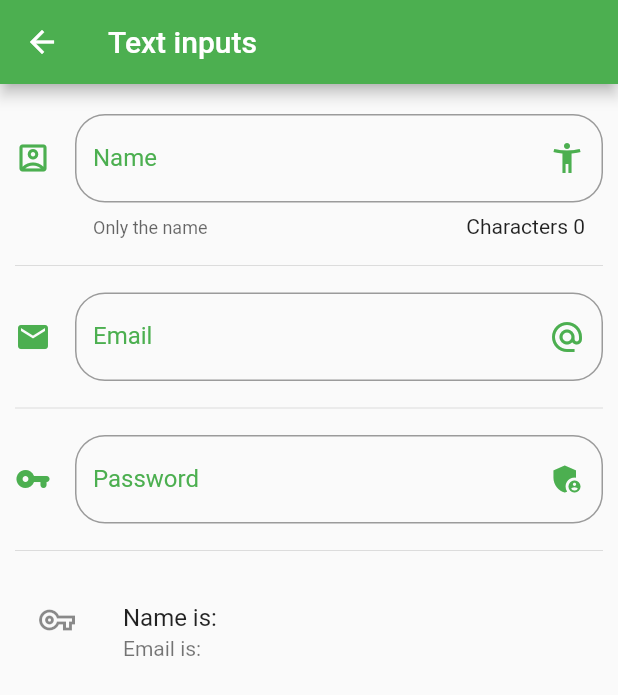
After one commit to Jhonsebas77/udemy-flutter-components, a Flutter app: the InputsPage screen opened by its route, on a phone screen of 412 x 824 dp. The commit adds this screen. Shown: the top 695 px of the screen. Run offline on Flutter 3.47's test engine with Material 2 defaults, Android fonts, the phone set to English and light mode, and no system bars.

Commit message:
Create Text Input Screen with many type of input fields

```diff
--- a/Assets/json/menu_opts.json
+++ b/Assets/json/menu_opts.json
@@ -20,6 +20,11 @@
             "ruta" : "animated",
             "icon" : "play_circle_fill",
             "texto": "Animated container"
+        },
+        {
+            "ruta" : "inputs",
+            "icon" : "input",
+            "texto": "Inputs"
         }
     ]
 }
--- /dev/null
+++ b/lib/src/pages/inputs_page/inputs_page.dart
@@ -0,0 +1,101 @@
+import 'package:flutter/material.dart';
+import 'package:flutter_components_udemy/src/pages/inputs_page/widgets/input_email_field.dart';
+import 'package:flutter_components_udemy/src/pages/inputs_page/widgets/input_field.dart';
+import 'package:flutter_components_udemy/src/pages/inputs_page/widgets/input_password_field.dart';
+
+class InputsPage extends StatefulWidget {
+  InputsPage({Key key}) : super(key: key);
+
+  @override
+  _InputsPageState createState() => _InputsPageState();
+}
+
+class _InputsPageState extends State<InputsPage> {
+  String _name;
+  String _email;
+  String _password = '';
+
+  @override
+  Widget build(BuildContext context) {
+    return Scaffold(
+      appBar: AppBar(
+        title: Text(
+          'Text inputs',
+        ),
+        backgroundColor: Colors.green,
+      ),
+      body: ListView(
+        padding: EdgeInsets.symmetric(
+          horizontal: 10.0,
+          vertical: 20.0,
+        ),
+        children: [
+          _buildInput(),
+          _buildDivider(),
+          _buildEmailInput(),
+          _buildDivider(),
+          _buildPasswordInput(),
+          _buildDivider(),
+          _buildPerson(),
+        ],
+      ),
+    );
+  }
+
+  Widget _buildDivider() => Column(
+        children: [
+          SizedBox(
+            height: 10,
+          ),
+          Divider(),
+          SizedBox(
+            height: 10,
+          ),
+        ],
+      );
+
+  Widget _buildInput() => NormalInput(
+        name: _name,
+        onChangeText: (value) {
+          setState(
+            () => _name = value,
+          );
+        },
+      );
+
+  Widget _buildPerson() {
+    return ListTile(
+      title: Text(
+        'Name is: ${_name ?? ''}',
+      ),
+      subtitle: Text(
+        'Email is: ${_email ?? ''}',
+      ),
+      leading: _password.isNotEmpty
+          ? Icon(
+              Icons.vpn_key,
+            )
+          : Icon(
+              Icons.vpn_key_outlined,
+            ),
+    );
+  }
+
+  Widget _buildEmailInput() => EmailInput(
+        email: _email,
+        onChangeText: (value) {
+          setState(
+            () => _email = value,
+          );
+        },
+      );
+
+  _buildPasswordInput() => PasswordInput(
+        password: _password,
+        onChangeText: (value) {
+          setState(
+            () => _password = value,
+          );
+        },
+      );
+}
--- /dev/null
+++ b/lib/src/pages/inputs_page/widgets/input_email_field.dart
@@ -0,0 +1,41 @@
+import 'package:flutter/material.dart';
+
+class EmailInput extends StatelessWidget {
+  final String email;
+  final Function onChangeText;
+  const EmailInput({
+    this.onChangeText,
+    this.email,
+    Key key,
+  }) : super(key: key);
+
+  @override
+  Widget build(BuildContext context) {
+    return TextField(
+      onChanged: (value) => onChangeText(value),
+      keyboardType: TextInputType.emailAddress,
+      decoration: InputDecoration(
+        labelStyle: TextStyle(
+          color: Colors.green,
+        ),
+        focusColor: Colors.green,
+        hoverColor: Colors.green,
+        hintText: 'Email',
+        labelText: 'Email',
+        suffixIcon: Icon(
+          Icons.alternate_email,
+          color: Colors.green,
+        ),
+        icon: Icon(
+          Icons.email,
+          color: Colors.green,
+        ),
+        border: OutlineInputBorder(
+          borderRadius: BorderRadius.circular(
+            20,
+          ),
+        ),
+      ),
+    );
+  }
+}
--- /dev/null
+++ b/lib/src/pages/inputs_page/widgets/input_field.dart
@@ -0,0 +1,44 @@
+import 'package:flutter/material.dart';
+
+class NormalInput extends StatelessWidget {
+  final String name;
+  final Function onChangeText;
+  const NormalInput({
+    this.onChangeText,
+    this.name,
+    Key key,
+  }) : super(key: key);
+
+  @override
+  Widget build(BuildContext context) {
+    return TextField(
+      onChanged: (value) => onChangeText(value),
+      decoration: InputDecoration(
+        counter: Text(
+          'Characters ${name?.length ?? 0}',
+        ),
+        labelStyle: TextStyle(
+          color: Colors.green,
+        ),
+        focusColor: Colors.green,
+        hoverColor: Colors.green,
+        hintText: 'Person Name',
+        labelText: 'Name',
+        helperText: 'Only the name',
+        suffixIcon: Icon(
+          Icons.accessibility_new,
+          color: Colors.green,
+        ),
+        icon: Icon(
+          Icons.account_box_outlined,
+          color: Colors.green,
+        ),
+        border: OutlineInputBorder(
+          borderRadius: BorderRadius.circular(
+            20,
+          ),
+        ),
+      ),
+    );
+  }
+}
--- /dev/null
+++ b/lib/src/pages/inputs_page/widgets/input_password_field.dart
@@ -0,0 +1,41 @@
+import 'package:flutter/material.dart';
+
+class PasswordInput extends StatelessWidget {
+  final String password;
+  final Function onChangeText;
+  const PasswordInput({
+    this.onChangeText,
+    this.password,
+    Key key,
+  }) : super(key: key);
+
+  @override
+  Widget build(BuildContext context) {
+    return TextField(
+      onChanged: (value) => onChangeText(value),
+      obscureText: true,
+      decoration: InputDecoration(
+        labelStyle: TextStyle(
+          color: Colors.green,
+        ),
+        focusColor: Colors.green,
+        hoverColor: Colors.green,
+        hintText: 'Password',
+        labelText: 'Password',
+        suffixIcon: Icon(
+          Icons.admin_panel_settings,
+          color: Colors.green,
+        ),
+        icon: Icon(
+          Icons.vpn_key_rounded,
+          color: Colors.green,
+        ),
+        border: OutlineInputBorder(
+          borderRadius: BorderRadius.circular(
+            20,
+          ),
+        ),
+      ),
+    );
+  }
+}
--- a/lib/src/routes/routes.dart
+++ b/lib/src/routes/routes.dart
@@ -4,6 +4,7 @@ import 'package:flutter_components_udemy/src/pages/alert_page/alert_page.dart';
 import 'package:flutter_components_udemy/src/pages/avatar_page/avatar_page.dart';
 import 'package:flutter_components_udemy/src/pages/card_page/card_page.dart';
 import 'package:flutter_components_udemy/src/pages/animated_container.dart';
+import 'package:flutter_components_udemy/src/pages/inputs_page/inputs_page.dart';
 
 Map<String, WidgetBuilder> getApplicationRoutes() => <String, WidgetBuilder>{
       '/': (BuildContext context) => HomePage(),
@@ -11,4 +12,5 @@ Map<String, WidgetBuilder> getApplicationRoutes() => <String, WidgetBuilder>{
       'avatar': (BuildContext context) => AvatarPage(),
       'card': (BuildContext context) => CardPage(),
       'animated': (BuildContext context) => AnimatedContainerPage(),
+      'inputs': (BuildContext context) => InputsPage(),
     };
--- a/lib/src/utils/icon_string_util.dart
+++ b/lib/src/utils/icon_string_util.dart
@@ -5,6 +5,7 @@ final _icons = <String, IconData>{
   'accessibility': Icons.accessibility,
   'folder_open': Icons.folder_open,
   'play_circle_fill': Icons.play_circle_fill,
+  'input': Icons.input,
 };
 
 Icon getIcon(String nameIcon) => Icon(
```
